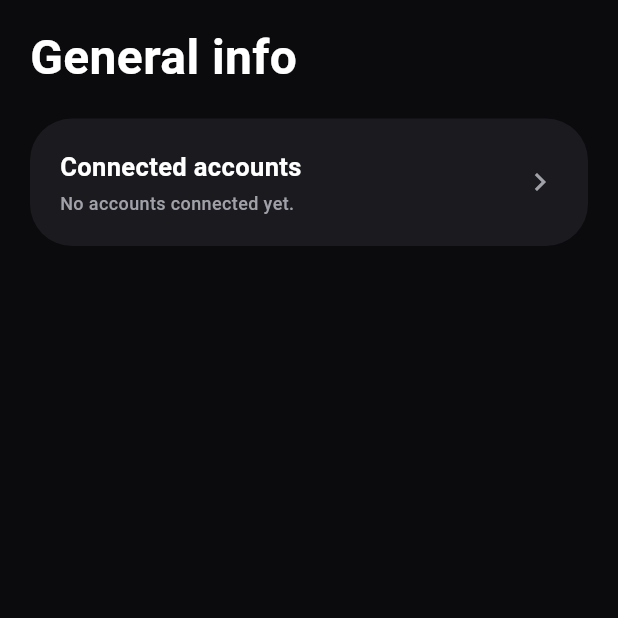
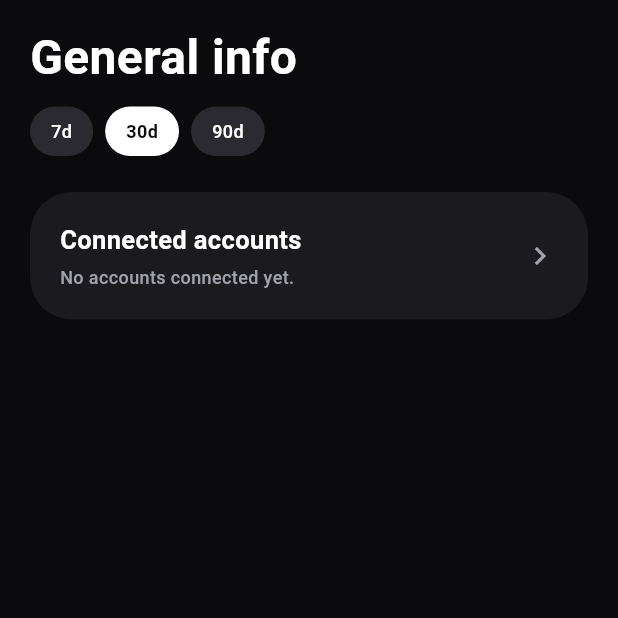
Before and after one commit to HusamAri/Artifact-Reports, a Flutter app: the screen it shows after launch, on a phone screen of 412 x 824 dp, the top half of it. Run offline on Flutter 3.47's test engine with Material 3 defaults, Android fonts, the phone set to English and light mode, and no system bars; our stand-ins replace fl_chart, flutter_riverpod, go_router, supabase_flutter; accounts and stored records are empty; generated files the repository leaves out were written again.

Commit message:
feat(dashboard): time-series chart + period selector (M4b)
Adds the first real chart to the dashboard plus a 7d/30d/90d
pill selector. Period state lives in a top-level Riverpod
StateProvider so future tabbed surfaces can read the same
window.

- pubspec.yaml: fl_chart ^0.69.0.
- metrics_series.dart: TimeSeriesPoint model (UTC-day bucket
  plus aggregated value).
- metrics_repository.dart: seriesForWorkspace(metric, since)
  -- bucket per (account, day), last value of the day per
  account, then sum across accounts. Returns sorted points.
- metrics_controller.dart:
  * DashboardPeriod enum (7/30/90 days)
  * selectedPeriodProvider StateProvider
  * followersSeriesProvider keyed on workspace + period
- features/dashboard/period_selector.dart: pill-shaped
  segmented control reusing the chip token from
  docs/design-system.md.
- features/dashboard/followers_chart.dart: curved area
  LineChart, no axes/grid for clean preview chrome, violet
  fill at 15 percent opacity, accent stroke. Shows a hint
  string until two or more points exist in the window.
- dashboard_screen.dart: period selector + chart slotted
  between the header and the KPI grid. Chart only renders
  when the workspace has at least one KPI.
- l10n: followersOverTime, notEnoughDataYet (en + tr).

```diff
--- a/app/lib/features/dashboard/dashboard_screen.dart
+++ b/app/lib/features/dashboard/dashboard_screen.dart
@@ -11,6 +11,8 @@ import '../auth/auth_controller.dart';
 import '../metrics/metrics_controller.dart';
 import '../social_accounts/social_account_controller.dart';
 import '../workspace/workspace_controller.dart';
+import 'followers_chart.dart';
+import 'period_selector.dart';
 
 class DashboardScreen extends ConsumerWidget {
   const DashboardScreen({super.key});
@@ -65,9 +67,13 @@ class DashboardScreen extends ConsumerWidget {
                     ),
                 ],
               ),
+              const SizedBox(height: 16),
+              const PeriodSelector(),
               const SizedBox(height: 24),
               if (hasAnyKpi) ...[
                 _KpiGrid(kpis: kpis),
+                const SizedBox(height: 16),
+                const FollowersChart(),
                 const SizedBox(height: 16),
               ],
               _AccountsCard(count: accountCount, l10n: l10n),
--- /dev/null
+++ b/app/lib/features/dashboard/period_selector.dart
@@ -0,0 +1,66 @@
+import 'package:flutter/material.dart';
+import 'package:flutter_riverpod/flutter_riverpod.dart';
+
+import '../../core/theme/app_colors.dart';
+import '../../core/theme/app_radius.dart';
+import '../../core/theme/app_typography.dart';
+import '../metrics/metrics_controller.dart';
+
+/// Segmented control for [DashboardPeriod]. Pill-shaped chips matching
+/// the M2a chip token; active chip uses the white accent.
+class PeriodSelector extends ConsumerWidget {
+  const PeriodSelector({super.key});
+
+  @override
+  Widget build(BuildContext context, WidgetRef ref) {
+    final selected = ref.watch(selectedPeriodProvider);
+    return Wrap(
+      spacing: 8,
+      children: [
+        for (final period in DashboardPeriod.values)
+          _PeriodChip(
+            period: period,
+            active: period == selected,
+            onTap: () =>
+                ref.read(selectedPeriodProvider.notifier).state = period,
+          ),
+      ],
+    );
+  }
+}
+
+class _PeriodChip extends StatelessWidget {
+  const _PeriodChip({
+    required this.period,
+    required this.active,
+    required this.onTap,
+  });
+
+  final DashboardPeriod period;
+  final bool active;
+  final VoidCallback onTap;
+
+  @override
+  Widget build(BuildContext context) {
+    final bg = active ? AppColors.chipBgActive : AppColors.chipBgMuted;
+    final fg = active ? AppColors.textOnAccent : AppColors.textPrimary;
+    return Material(
+      color: bg,
+      borderRadius: BorderRadius.circular(AppRadius.chip),
+      child: InkWell(
+        onTap: onTap,
+        borderRadius: BorderRadius.circular(AppRadius.chip),
+        child: Padding(
+          padding: const EdgeInsets.symmetric(horizontal: 14, vertical: 8),
+          child: Text(
+            '${period.days}d',
+            style: AppTypography.caption.copyWith(
+              color: fg,
+              fontWeight: active ? FontWeight.w600 : FontWeight.w500,
+            ),
+          ),
+        ),
+      ),
+    );
+  }
+}
--- a/app/lib/features/metrics/metrics_controller.dart
+++ b/app/lib/features/metrics/metrics_controller.dart
@@ -4,6 +4,7 @@ import 'package:supabase_flutter/supabase_flutter.dart';
 import '../../core/config/env.dart';
 import '../workspace/workspace_controller.dart';
 import 'metrics_repository.dart';
+import 'metrics_series.dart';
 import 'metrics_snapshot.dart';
 
 final metricsRepositoryProvider = Provider<MetricsRepository>((ref) {
@@ -33,7 +34,6 @@ int? _sumInt(
   return any ? total : null;
 }
 
-/// Sum of followers across every connected account in the workspace.
 final totalFollowersProvider = Provider<int?>((ref) {
   final map = ref.watch(latestMetricsProvider).valueOrNull ?? const {};
   return _sumInt(map.values, (s) => s.followers);
@@ -53,3 +53,33 @@ final totalReachProvider = Provider<int?>((ref) {
   final map = ref.watch(latestMetricsProvider).valueOrNull ?? const {};
   return _sumInt(map.values, (s) => s.reach);
 });
+
+/// Time-window selection for charts. Stored as a number of days so it
+/// serializes trivially if we ever persist the choice.
+enum DashboardPeriod {
+  sevenDays(7),
+  thirtyDays(30),
+  ninetyDays(90);
+
+  const DashboardPeriod(this.days);
+  final int days;
+}
+
+final selectedPeriodProvider =
+    StateProvider<DashboardPeriod>((_) => DashboardPeriod.thirtyDays);
+
+/// Followers-over-time series across all connected accounts, scoped to
+/// the currently selected period.
+final followersSeriesProvider =
+    FutureProvider<List<TimeSeriesPoint>>((ref) async {
+  if (!Env.isConfigured) return const [];
+  final workspaceId = ref.watch(currentWorkspaceIdProvider);
+  if (workspaceId == null) return const [];
+  final period = ref.watch(selectedPeriodProvider);
+  final since = DateTime.now().toUtc().subtract(Duration(days: period.days));
+  return ref.read(metricsRepositoryProvider).seriesForWorkspace(
+        workspaceId: workspaceId,
+        metric: 'followers',
+        since: since,
+      );
+});
--- a/app/lib/l10n/app_en.arb
+++ b/app/lib/l10n/app_en.arb
@@ -47,6 +47,8 @@
   "totalImpressions": "Total impressions",
   "totalPosts": "Total posts",
   "totalReach": "Total reach",
+  "followersOverTime": "Followers over time",
+  "notEnoughDataYet": "Not enough data yet — sync a few more times to see trends.",
   "apiKey": "API key",
   "apiKeyRequired": "API key is required",
   "uberallApiKeyHint": "Find your private key in Uberall under Account › API Access.",
--- a/app/lib/l10n/app_tr.arb
+++ b/app/lib/l10n/app_tr.arb
@@ -41,6 +41,8 @@
   "totalImpressions": "Toplam gösterim",
   "totalPosts": "Toplam gönderi",
   "totalReach": "Toplam erişim",
+  "followersOverTime": "Zaman içinde takipçi",
+  "notEnoughDataYet": "Henüz yeterli veri yok — trendleri görmek için birkaç kez daha senkronize et.",
   "apiKey": "API anahtarı",
   "apiKeyRequired": "API anahtarı zorunlu",
   "uberallApiKeyHint": "Uberall'da Hesap › API Erişimi altında özel anahtarını bulabilirsin.",
--- a/app/pubspec.yaml
+++ b/app/pubspec.yaml
@@ -17,6 +17,7 @@ dependencies:
   go_router: ^14.6.0
   supabase_flutter: ^2.8.0
   url_launcher: ^6.3.1
+  fl_chart: ^0.69.0
 
   cupertino_icons: ^1.0.8
 
```
Also changed, not shown: app/lib/features/dashboard/followers_chart.dart (added, +99 -0 lines), app/lib/features/metrics/metrics_repository.dart (+60 -11 lines), app/lib/features/metrics/metrics_series.dart (added, +9 -0 lines), app/pubspec.lock (added).
